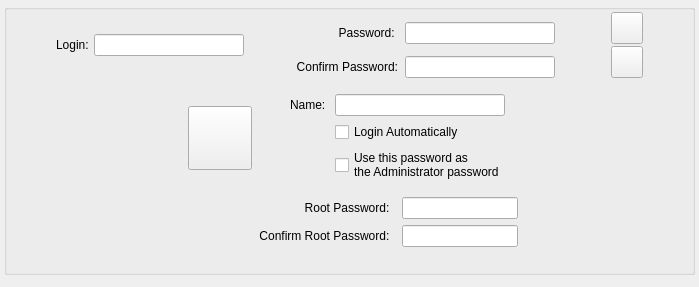
Old version of the form ui/widgets/userwidget.ui in the repository Inkane/Tribe.
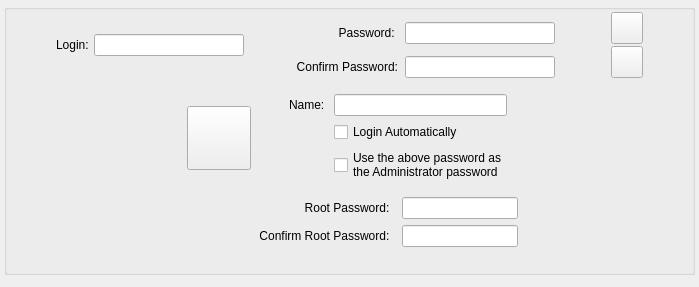
New version of the form.

Commit message: changing root pwd text to clarify

Diff of the .ui file:
```diff
--- a/ui/widgets/userwidget.ui
+++ b/ui/widgets/userwidget.ui
@@ -340,7 +340,7 @@
          <item row="3" column="5" colspan="2">
           <widget class="QCheckBox" name="rootUsesUserPwCheckBox">
            <property name="text">
-            <string>Use this password as 
+            <string>Use the above password as 
 the Administrator password</string>
            </property>
           </widget>
```
